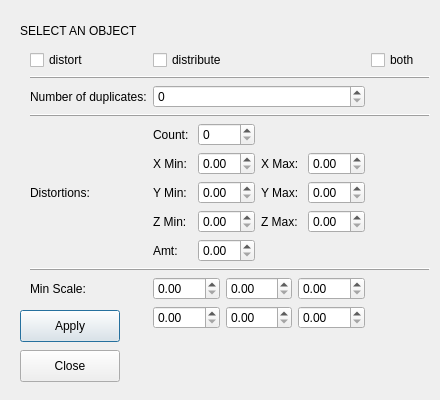
The window that PlantGenerator/gui.ui (nMDaas/MayaPlugins) describes before a commit, drawn with Qt 5.
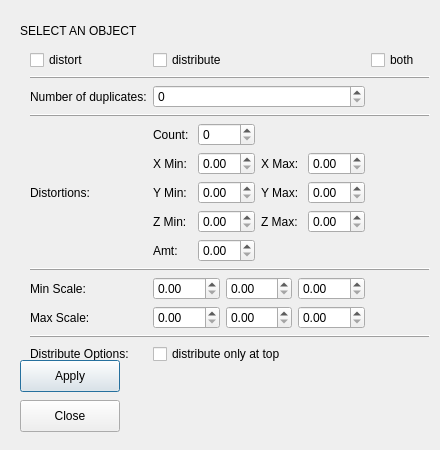
The same window after the commit.

Commit message: added distribute_at_top checkbox to ui and connected to function

Patch:
```diff
--- a/PlantGenerator/gui.ui
+++ b/PlantGenerator/gui.ui
@@ -8,7 +8,7 @@
                 <x>0</x>
                 <y>0</y>
                 <width>440</width>
-                <height>400</height>
+                <height>450</height>
             </rect>
         </property>
 
@@ -255,6 +255,34 @@
                     </layout>
                 </item>
 
+                <!-- row 8 -->
+                <item row="8" column="0" colspan="3">
+                    <widget class="QFrame">
+                        <property name="frameShape">
+                            <enum>QFrame::HLine</enum>
+                        </property>
+                        <property name="frameShadow">
+                            <enum>QFrame::Raised</enum>
+                        </property>
+                    </widget>
+                </item>
+
+                <!-- row 9 -->
+                <item row="9" column="0">
+                    <widget class="QLabel">
+                        <property name="text">
+                            <string>Distribute Options: </string>
+                        </property>
+                    </widget>
+                </item>
+                <item row="9" column="1">
+                    <widget class="QCheckBox" name="distribute_top_checkbox">
+                        <property name="text">
+                            <string>distribute only at top</string>
+                        </property>
+                    </widget>
+                </item>
+
                  <!-- row 12 -->
                 <item row="12" column="0">
                     <widget class="QLabel" name="warnings">
@@ -271,7 +299,7 @@
             <property name="geometry">
                 <rect>
                     <x>20</x>
-                    <y>310</y>
+                    <y>360</y>
                     <width>100</width>
                     <height>32</height>
                 </rect>
@@ -285,7 +313,7 @@
             <property name="geometry">
                 <rect>
                     <x>20</x>
-                    <y>350</y>
+                    <y>400</y>
                     <width>100</width>
                     <height>32</height>
                 </rect>
```
Left out of the diff: 2 changed lines with no effect on the pictures. The commit also changes 2 other files.
